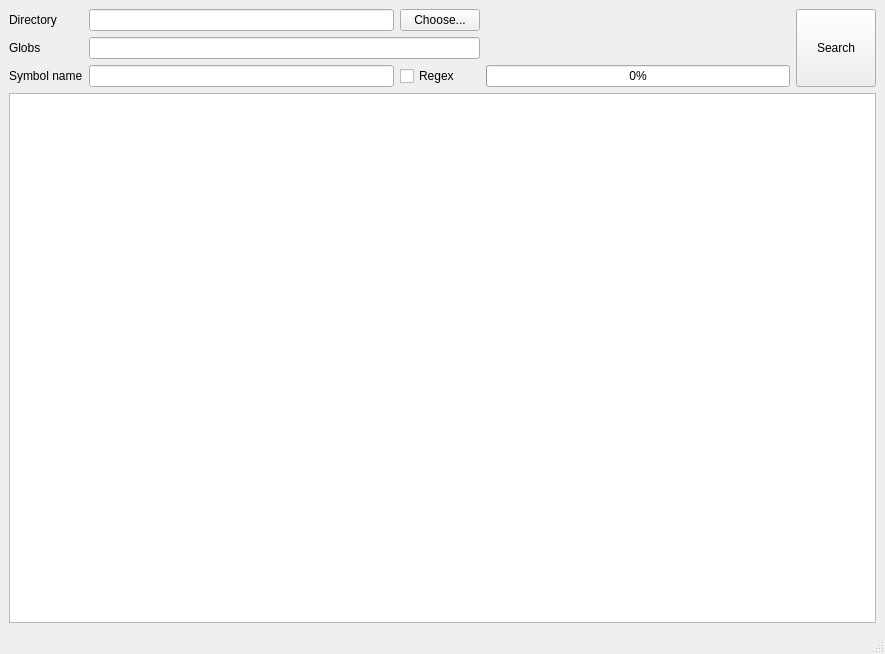
The window that SymSeek/src/mainwindow.ui (jcfromsiberia/SymSeek) describes before a commit, drawn with Qt 5.
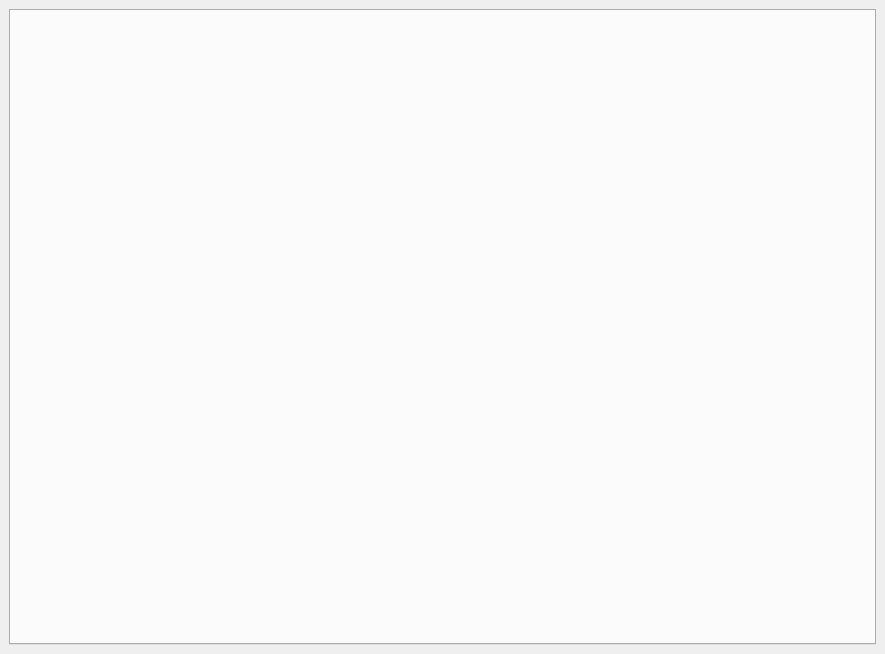
The same window after the commit.

Commit message:
#3 Implement multi-workspace UI
1. Extract the previous main window client area into a separate
   widget;
2. Add multi-tab UI to the main window;
3. Additionally set Fusion application style.

```diff
--- a/SymSeek/src/mainwindow.ui
+++ b/SymSeek/src/mainwindow.ui
@@ -19,97 +19,17 @@
   <widget class="QWidget" name="centralwidget">
    <layout class="QGridLayout" name="gridLayout_2">
     <item row="0" column="0">
-     <layout class="QGridLayout" name="gridLayout">
-      <item row="0" column="3">
-       <spacer name="horizontalSpacer">
-        <property name="orientation">
-         <enum>Qt::Horizontal</enum>
-        </property>
-        <property name="sizeType">
-         <enum>QSizePolicy::Expanding</enum>
-        </property>
-        <property name="sizeHint" stdset="0">
-         <size>
-          <width>40</width>
-          <height>20</height>
-         </size>
-        </property>
-       </spacer>
-      </item>
-      <item row="1" column="0">
-       <widget class="QLabel" name="lblExtensions">
-        <property name="text">
-         <string>Globs</string>
-        </property>
-       </widget>
-      </item>
-      <item row="0" column="0">
-       <widget class="QLabel" name="lblGlobs">
-        <property name="sizePolicy">
-         <sizepolicy hsizetype="Preferred" vsizetype="Preferred">
-          <horstretch>0</horstretch>
-          <verstretch>0</verstretch>
-         </sizepolicy>
-        </property>
-        <property name="text">
-         <string>Directory</string>
-        </property>
-       </widget>
-      </item>
-      <item row="0" column="4" rowspan="3">
-       <widget class="QPushButton" name="pbSearch">
-        <property name="sizePolicy">
-         <sizepolicy hsizetype="Minimum" vsizetype="Preferred">
-          <horstretch>0</horstretch>
-          <verstretch>0</verstretch>
-         </sizepolicy>
-        </property>
-        <property name="text">
-         <string>Search</string>
-        </property>
-       </widget>
-      </item>
-      <item row="2" column="0">
-       <widget class="QLabel" name="lblSymbol">
-        <property name="text">
-         <string>Symbol name</string>
-        </property>
-       </widget>
-      </item>
-      <item row="3" column="0" colspan="5">
-       <widget class="QTableView" name="tvResults"/>
-      </item>
-      <item row="0" column="1">
-       <widget class="QLineEdit" name="leDirectory"/>
-      </item>
-      <item row="0" column="2">
-       <widget class="QPushButton" name="pbChooseDir">
-        <property name="text">
-         <string>Choose...</string>
-        </property>
-       </widget>
-      </item>
-      <item row="1" column="1" colspan="2">
-       <widget class="QLineEdit" name="leGlobs"/>
-      </item>
-      <item row="2" column="1">
-       <widget class="QLineEdit" name="leSymbolName"/>
-      </item>
-      <item row="2" column="2">
-       <widget class="QCheckBox" name="chbRegex">
-        <property name="text">
-         <string>Regex</string>
-        </property>
-       </widget>
-      </item>
-      <item row="2" column="3">
-       <widget class="QProgressBar" name="pbProgress">
-        <property name="value">
-         <number>0</number>
-        </property>
-       </widget>
-      </item>
-     </layout>
+     <widget class="QTabWidget" name="tabWidget">
+      <property name="currentIndex">
+       <number>-1</number>
+      </property>
+      <property name="tabsClosable">
+       <bool>true</bool>
+      </property>
+      <property name="movable">
+       <bool>true</bool>
+      </property>
+     </widget>
     </item>
    </layout>
   </widget>
@@ -123,7 +43,6 @@
     </rect>
    </property>
   </widget>
-  <widget class="QStatusBar" name="statusbar"/>
  </widget>
  <resources/>
  <connections/>
```
The commit also changes 7 other files.
